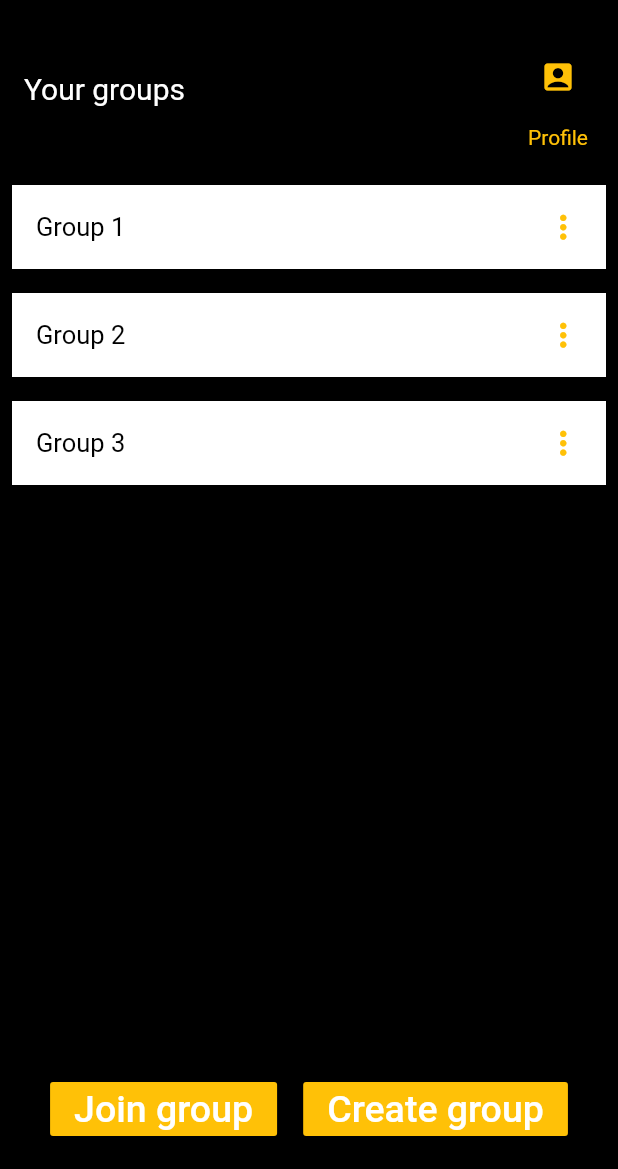
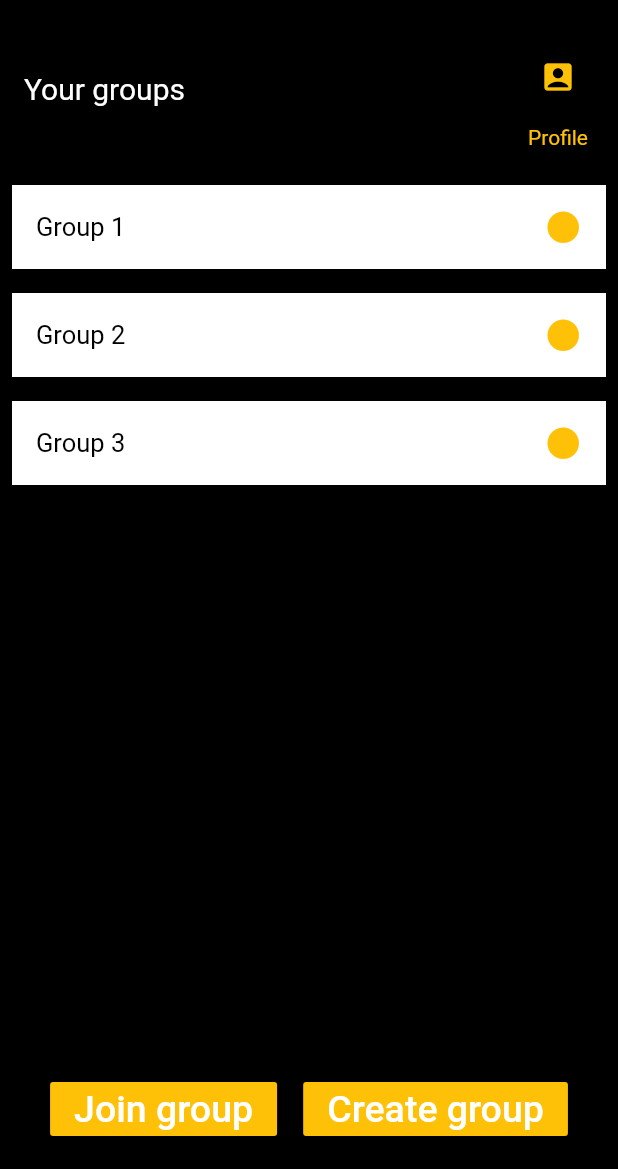
Before and after one commit to TNelen/BlackBox, a Flutter app: the screen it shows after launch, after a tap on "Group 1", after a tap on "Back", on a phone screen of 412 x 824 dp, the part 67-1236 px from its top. Run offline on Flutter 3.47's test engine with Material 2 defaults, Android fonts, the phone set to English and light mode, and no system bars; our stand-ins replace cloud_firestore; accounts and stored records are empty.

Commit message:
Added long press on GroupList items using gesture detector
NOTE: no actions after long press, only print.

```diff
--- a/blackbox/lib/groupList.dart
+++ b/blackbox/lib/groupList.dart
@@ -21,7 +21,17 @@ class GroupList extends StatelessWidget {
 
 
   Widget buildGroupItem(BuildContext context, int index) {
-    return new Container(
+    return GestureDetector(
+        onTap: () {
+          Navigator.push(context, MaterialPageRoute(
+            builder: (BuildContext context) => GroupScreen(groupNames[index]
+            ),
+          ));
+        },
+        onLongPress: () {
+            print("long press");
+        } ,
+        child: Container(
           //height: 50,
           color: Colors.white,
           child:ListTile(
@@ -33,16 +43,11 @@ class GroupList extends StatelessWidget {
               ),
             ),
             trailing:
-          Icon(Icons.more_vert, size: 25, color: Colors.amber,),
-          onTap: () {
-            Navigator.push(context, MaterialPageRoute(
-              builder: (BuildContext context) => GroupScreen(groupNames[index]
-              ),
-            ));
-          },
+            //als je admin bent, daar een profile icoontje zetten
+            Icon(Icons.lens, size: 25, color: Colors.amber),
 
-
-    ),);
+          ),))
+    ;
   }
 
   @override
--- a/blackbox/pubspec.yaml
+++ b/blackbox/pubspec.yaml
@@ -19,6 +19,9 @@ environment:
 dependencies:
 
   cloud_firestore: 0.12.7
+  flutter_speed_dial: ^1.2.1
+  unicorndial: ^1.1.5
+
 
   flutter:
     sdk: flutter
@@ -26,6 +29,7 @@ dependencies:
   # The following adds the Cupertino Icons font to your application.
   # Use with the CupertinoIcons class for iOS style icons.
   cupertino_icons: ^0.1.2
+
 
 dev_dependencies:
   flutter_test:
```
Also changed, not shown: blackbox/lib/HomeScreen.dart (+5 -5 lines), blackbox/pubspec.lock. Lines whose indentation alone changed are shown as unchanged.
